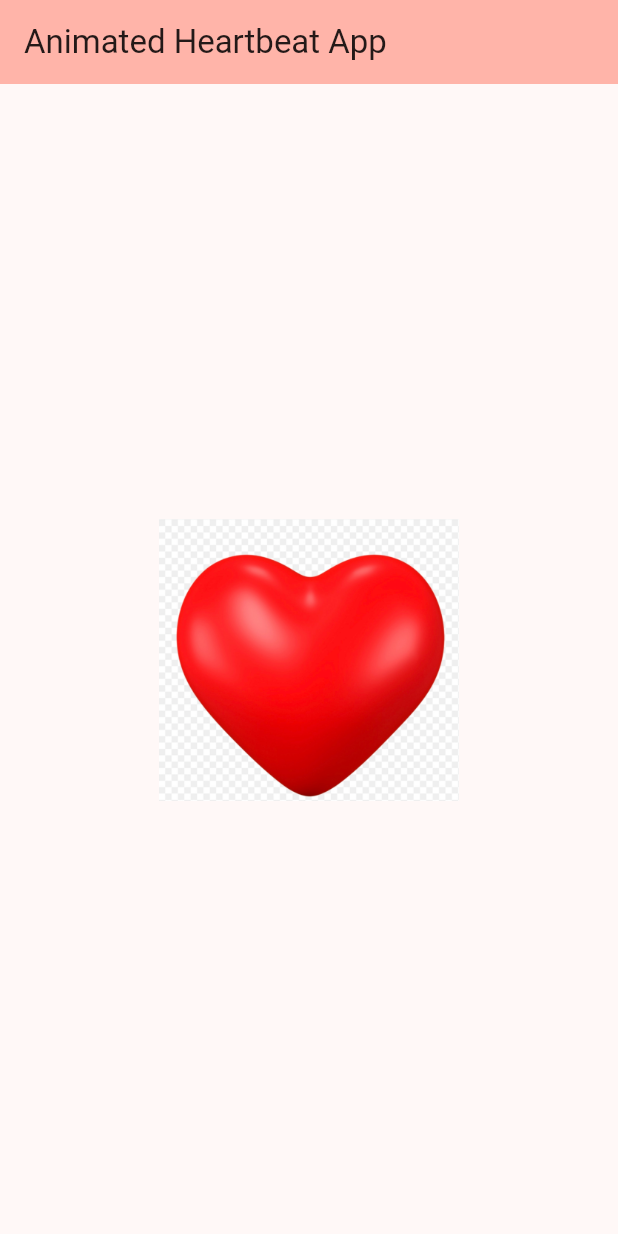
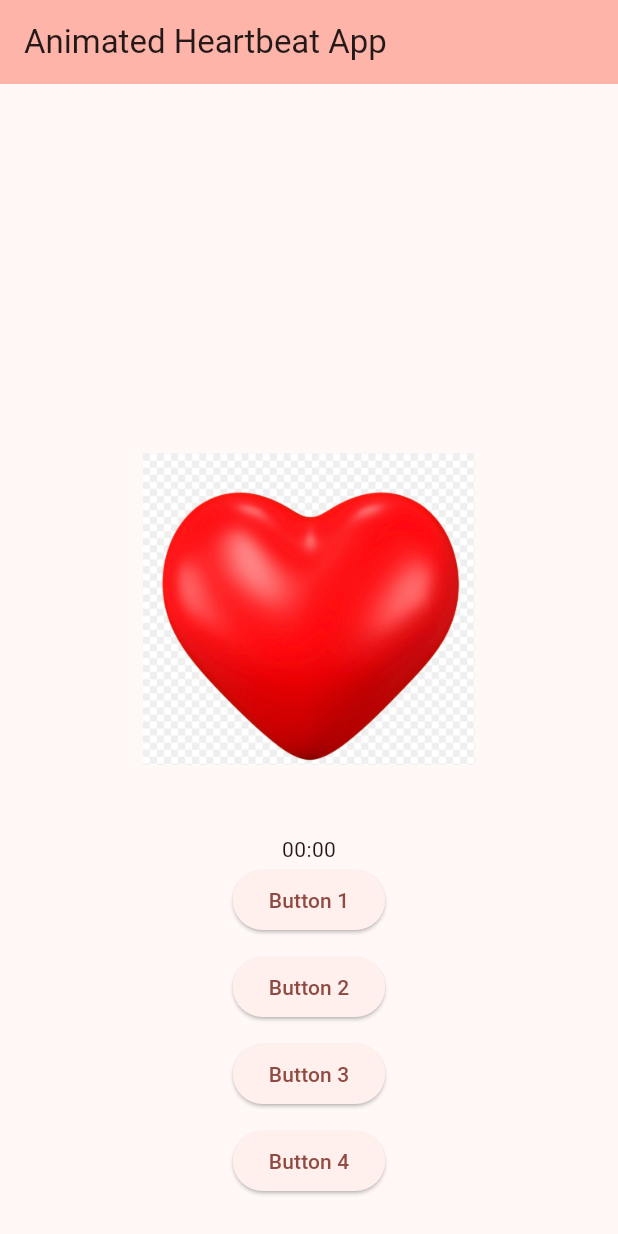
Before and after one commit to Ruhisawant/animated-heartbeat-app, a Flutter app: the screen it shows after launch, on a phone screen of 412 x 824 dp. Run offline on Flutter 3.47's test engine with Material 3 defaults, Android fonts, the light colour scheme and no system bars.

Commit message:
Added buttons and Scale Animation

```diff
--- a/lib/main.dart
+++ b/lib/main.dart
@@ -12,7 +12,7 @@
   @override
   Widget build(BuildContext context) {
     return MaterialApp(
-      title: 'Flutter Demo',
+      title: 'Animated Heartbeat App',
       theme: ThemeData(
         colorScheme: ColorScheme.fromSeed(seedColor: Colors.red),
         useMaterial3: true,
@@ -31,7 +31,30 @@
   State<MyHomePage> createState() => _MyHomePageState();
 }
 
-class _MyHomePageState extends State<MyHomePage> {
+class _MyHomePageState extends State<MyHomePage> with SingleTickerProviderStateMixin {
+  late AnimationController _controller;
+  late Animation<double> _scaleAnimation;
+  String timerString = "00:00";
+
+  @override
+  void initState() {
+    super.initState();
+
+    _controller = AnimationController(
+      vsync: this,
+      duration: const Duration(milliseconds: 800),
+    )..repeat(reverse: true);
+
+    _scaleAnimation = Tween<double>(begin: 1.0, end: 1.3).animate(
+      CurvedAnimation(parent: _controller, curve: Curves.easeInOut),
+    );
+  }
+
+  @override
+  void dispose() {
+    _controller.dispose();
+    super.dispose();
+  }
 
   @override
   Widget build(BuildContext context) {
@@ -40,23 +63,64 @@
         backgroundColor: Theme.of(context).colorScheme.inversePrimary,
         title: Text(widget.title),
       ),
-      body: Center(
+      body: Padding(
+        padding: const EdgeInsets.only(top: 200, left: 8, right: 8),
         child: Column(
-          mainAxisAlignment: MainAxisAlignment.center,
           children: <Widget>[
-            Image.asset(
-              'assets/images/heart.jpg',
-              width: 200,
-              height: 200,
+            Center(
+              child: SizedBox(
+                height: 300,
+                child: Stack(
+                  children: <Widget>[
+                    Center(
+                      child: ScaleTransition(
+                        scale: _scaleAnimation,
+                        child: SizedBox(
+                          height: 200,
+                          child: Image.asset(
+                            'assets/images/heart.jpg',
+                          ),
+
+                        ),
+                      ),
+                    ),
+                  ],
+                ),
+              ),
+            ),
+            Text(timerString),
+            // Side buttons
+            Positioned(
+              top: 100,
+              right: 20,
+              child: Column(
+                mainAxisAlignment: MainAxisAlignment.start,
+                children: [
+                  ElevatedButton(
+                    onPressed: () {},
+                    child: const Text('Button 1'),
+                  ),
+                  const SizedBox(height: 10),
+                  ElevatedButton(
+                    onPressed: () {},
+                    child: const Text('Button 2'),
+                  ),
+                  const SizedBox(height: 10),
+                  ElevatedButton(
+                    onPressed: () {},
+                    child: const Text('Button 3'),
+                  ),
+                  const SizedBox(height: 10),
+                  ElevatedButton(
+                    onPressed: () {},
+                    child: const Text('Button 4'),
+                  ),
+                ],
+              ),
             ),
           ],
         ),
       ),
-      // floatingActionButton: FloatingActionButton(
-      //   onPressed: _incrementCounter,
-      //   tooltip: 'Increment',
-      //   child: const Icon(Icons.add),
-      // ),
     );
   }
 }
```
